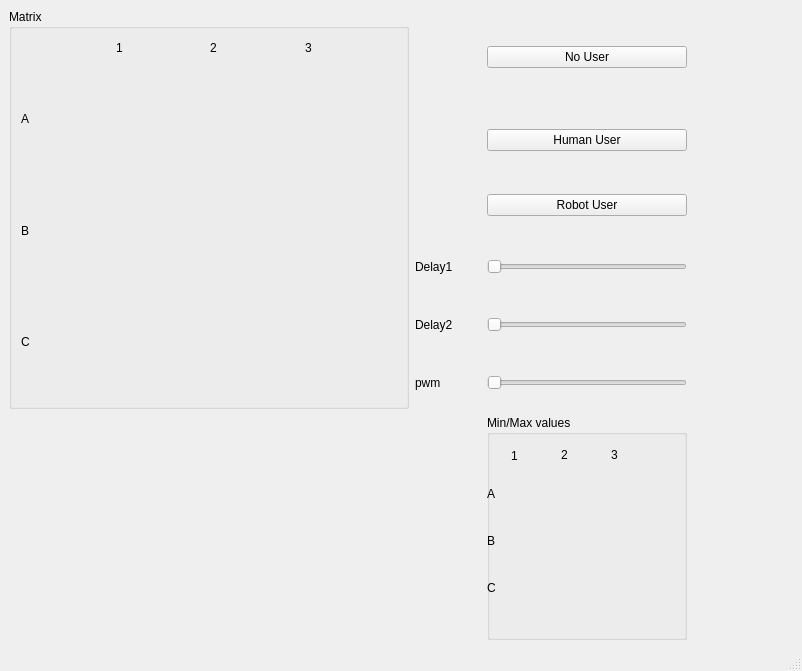
First picture: the form in festo_pressure_sensors/scripts/pressure_sensors.ui, repository Festo-se/phand-ros, before the edit.
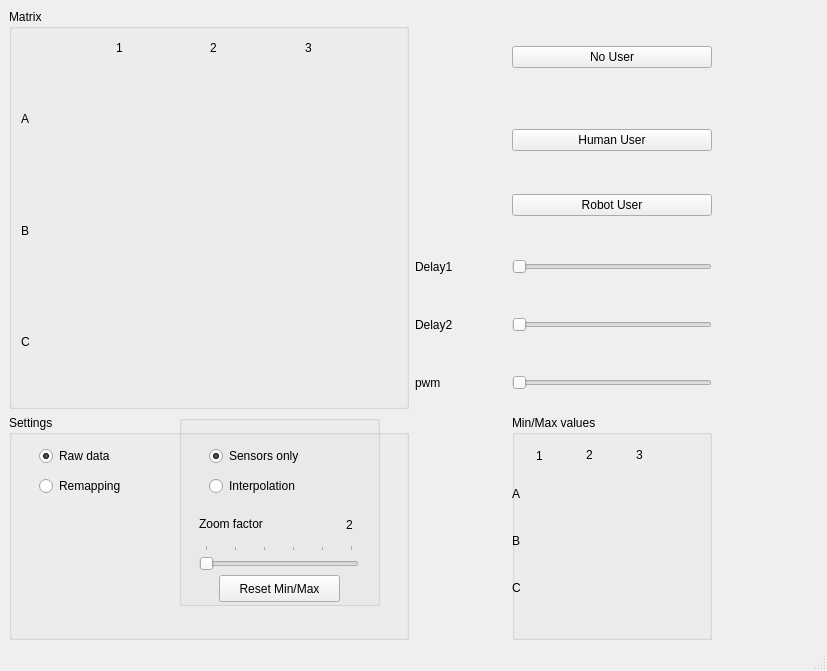
Second picture: the form after the edit.

Commit message: GUI displays raw and remapped values for sensor data and interpolated data with given zoom factor

Diff of the .ui file:
```diff
--- a/festo_pressure_sensors/scripts/pressure_sensors.ui
+++ b/festo_pressure_sensors/scripts/pressure_sensors.ui
@@ -6,7 +6,7 @@
    <rect>
     <x>0</x>
     <y>0</y>
-    <width>802</width>
+    <width>827</width>
     <height>671</height>
    </rect>
   </property>
@@ -15,6 +15,148 @@
   </property>
   <widget class="QWidget" name="centralwidget">
    <layout class="QGridLayout" name="gridLayout">
+    <item row="7" column="0">
+     <widget class="QGroupBox" name="groupBox_3">
+      <property name="title">
+       <string>Settings</string>
+      </property>
+      <widget class="QRadioButton" name="rb_remap">
+       <property name="geometry">
+        <rect>
+         <x>30</x>
+         <y>60</y>
+         <width>117</width>
+         <height>22</height>
+        </rect>
+       </property>
+       <property name="text">
+        <string>Remapping</string>
+       </property>
+      </widget>
+      <widget class="QRadioButton" name="rb_raw">
+       <property name="geometry">
+        <rect>
+         <x>30</x>
+         <y>30</y>
+         <width>117</width>
+         <height>22</height>
+        </rect>
+       </property>
+       <property name="text">
+        <string>Raw data</string>
+       </property>
+       <property name="checked">
+        <bool>true</bool>
+       </property>
+      </widget>
+      <widget class="QGroupBox" name="groupBox_4">
+       <property name="geometry">
+        <rect>
+         <x>170</x>
+         <y>0</y>
+         <width>201</width>
+         <height>191</height>
+        </rect>
+       </property>
+       <property name="title">
+        <string/>
+       </property>
+       <widget class="QRadioButton" name="rb_sensval">
+        <property name="geometry">
+         <rect>
+          <x>30</x>
+          <y>30</y>
+          <width>117</width>
+          <height>22</height>
+         </rect>
+        </property>
+        <property name="text">
+         <string>Sensors only</string>
+        </property>
+        <property name="checked">
+         <bool>true</bool>
+        </property>
+       </widget>
+       <widget class="QRadioButton" name="rb_interp">
+        <property name="geometry">
+         <rect>
+          <x>30</x>
+          <y>60</y>
+          <width>117</width>
+          <height>22</height>
+         </rect>
+        </property>
+        <property name="text">
+         <string>Interpolation</string>
+        </property>
+       </widget>
+       <widget class="QPushButton" name="pushButton_5">
+        <property name="geometry">
+         <rect>
+          <x>40</x>
+          <y>160</y>
+          <width>121</width>
+          <height>27</height>
+         </rect>
+        </property>
+        <property name="text">
+         <string>Reset Min/Max</string>
+        </property>
+       </widget>
+       <widget class="QSlider" name="sl_zoom">
+        <property name="geometry">
+         <rect>
+          <x>20</x>
+          <y>130</y>
+          <width>160</width>
+          <height>29</height>
+         </rect>
+        </property>
+        <property name="minimum">
+         <number>2</number>
+        </property>
+        <property name="maximum">
+         <number>7</number>
+        </property>
+        <property name="orientation">
+         <enum>Qt::Horizontal</enum>
+        </property>
+        <property name="tickPosition">
+         <enum>QSlider::TicksAbove</enum>
+        </property>
+        <property name="tickInterval">
+         <number>1</number>
+        </property>
+       </widget>
+       <widget class="QLabel" name="label_20">
+        <property name="geometry">
+         <rect>
+          <x>20</x>
+          <y>100</y>
+          <width>91</width>
+          <height>17</height>
+         </rect>
+        </property>
+        <property name="text">
+         <string>Zoom factor</string>
+        </property>
+       </widget>
+       <widget class="QLabel" name="lbl_zoom">
+        <property name="geometry">
+         <rect>
+          <x>167</x>
+          <y>100</y>
+          <width>21</width>
+          <height>20</height>
+         </rect>
+        </property>
+        <property name="text">
+         <string>2</string>
+        </property>
+       </widget>
+      </widget>
+     </widget>
+    </item>
     <item row="0" column="2">
      <widget class="QPushButton" name="pushButton">
       <property name="maximumSize">
@@ -285,7 +427,7 @@
       </layout>
      </widget>
     </item>
-    <item row="6" column="2">
+    <item row="7" column="2">
      <widget class="QGroupBox" name="groupBox_2">
       <property name="minimumSize">
        <size>
```
Left out of the diff: 16 changed lines with no effect on the pictures. The commit also changes 3 other files.
